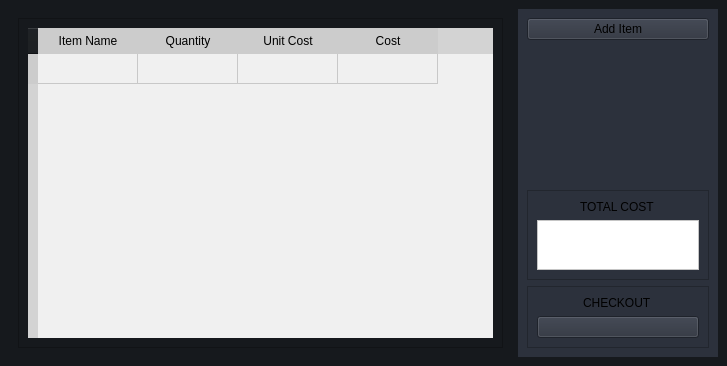
First picture: the form in Smart Trolley/UI/Sample UIs/cart.ui, repository Smart-Trolley-LMJ/Frontend, before the edit.
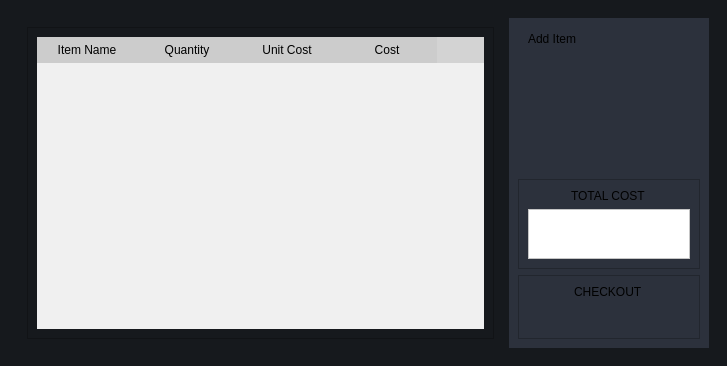
Second picture: the form after the edit. Icons and pictures are not drawn.

The edit to the form file:
```diff
--- a/Smart Trolley/UI/Sample UIs/cart.ui
+++ b/Smart Trolley/UI/Sample UIs/cart.ui
@@ -43,6 +43,14 @@
     background-color: #a6c5ff;
     color: #000000;
 }
+
+
+QPushButton{
+	text-align: left;
+	padding: 5px 10px;
+	border-top-left-radius: 10px;
+	border-bottom-left-radius: 10px;
+}
 </string>
   </property>
   <widget class="QWidget" name="cartWidget">
@@ -51,6 +59,9 @@
    </property>
    <layout class="QHBoxLayout" name="horizontalLayout">
     <item>
+     <widget class="QWidget" name="widget_3" native="true">
+      <layout class="QHBoxLayout" name="horizontalLayout_4">
+       <item>
      <widget class="QWidget" name="widget" native="true">
       <property name="sizePolicy">
        <sizepolicy hsizetype="Expanding" vsizetype="Preferred">
@@ -61,6 +72,9 @@
       <layout class="QHBoxLayout" name="horizontalLayout_3">
        <item>
         <widget class="QFrame" name="tableFrame">
+            <property name="styleSheet">
+             <string notr="true">color: black;</string>
+            </property>
          <property name="frameShape">
           <enum>QFrame::StyledPanel</enum>
          </property>
@@ -71,7 +85,9 @@
           <item>
            <widget class="QTableWidget" name="itemTable">
             <property name="styleSheet">
-             <string notr="true">QTableWidget {
+                <string notr="true">
+
+QTableWidget {
     background-color: #f0f0f0;
     border: none;
 }
@@ -99,13 +115,13 @@
     background-color: #a6c5ff;
     color: #000000;
 }
+
+QTableWidget QTableWidget::item {
+    color: #000000;
+}
+
 </string>
             </property>
-            <row>
-             <property name="text">
-              <string/>
-             </property>
-            </row>
             <column>
              <property name="text">
               <string>Item Name</string>
@@ -134,7 +150,7 @@
       </layout>
      </widget>
     </item>
-    <item alignment="Qt::AlignRight">
+       <item>
      <widget class="QWidget" name="widget_2" native="true">
       <property name="minimumSize">
        <size>
@@ -157,6 +173,9 @@
          <property name="text">
           <string>Add Item</string>
          </property>
+            <property name="flat">
+             <bool>false</bool>
+            </property>
         </widget>
        </item>
        <item alignment="Qt::AlignBottom">
@@ -241,6 +260,9 @@
              <iconset resource="../Images/resources.qrc">
               <normaloff>:/white /White Icons/shopping-cart.svg</normaloff>:/white /White Icons/shopping-cart.svg</iconset>
             </property>
+              </widget>
+             </item>
+            </layout>
            </widget>
           </item>
          </layout>
```
Lines whose indentation alone changed are shown as unchanged.
